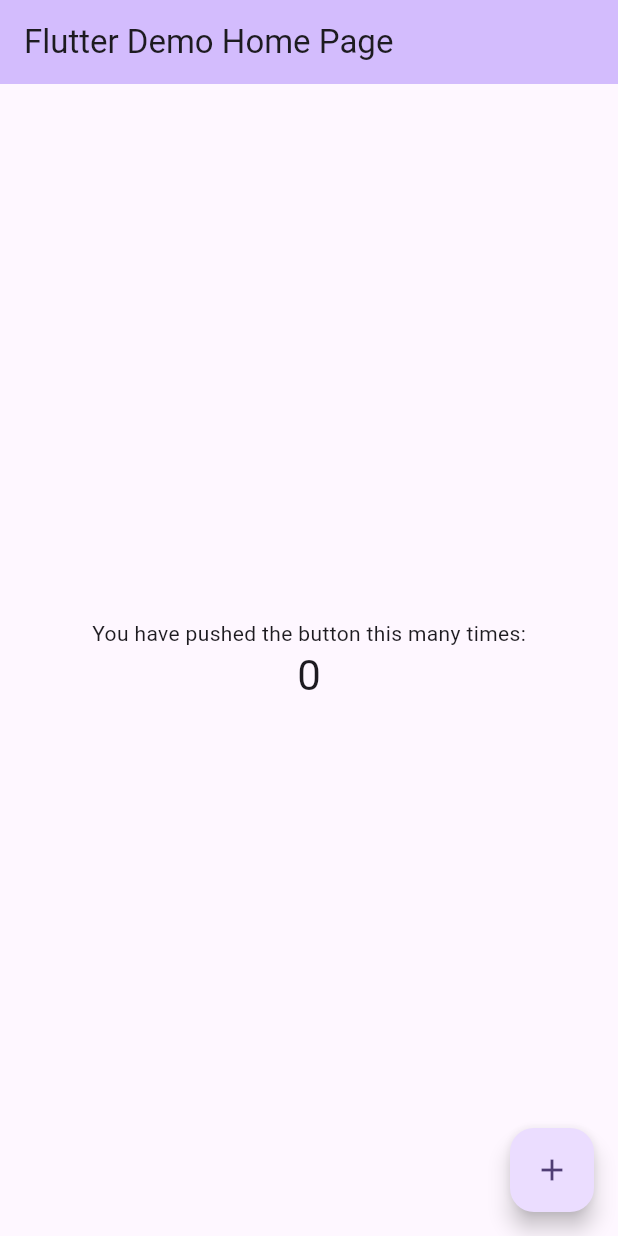
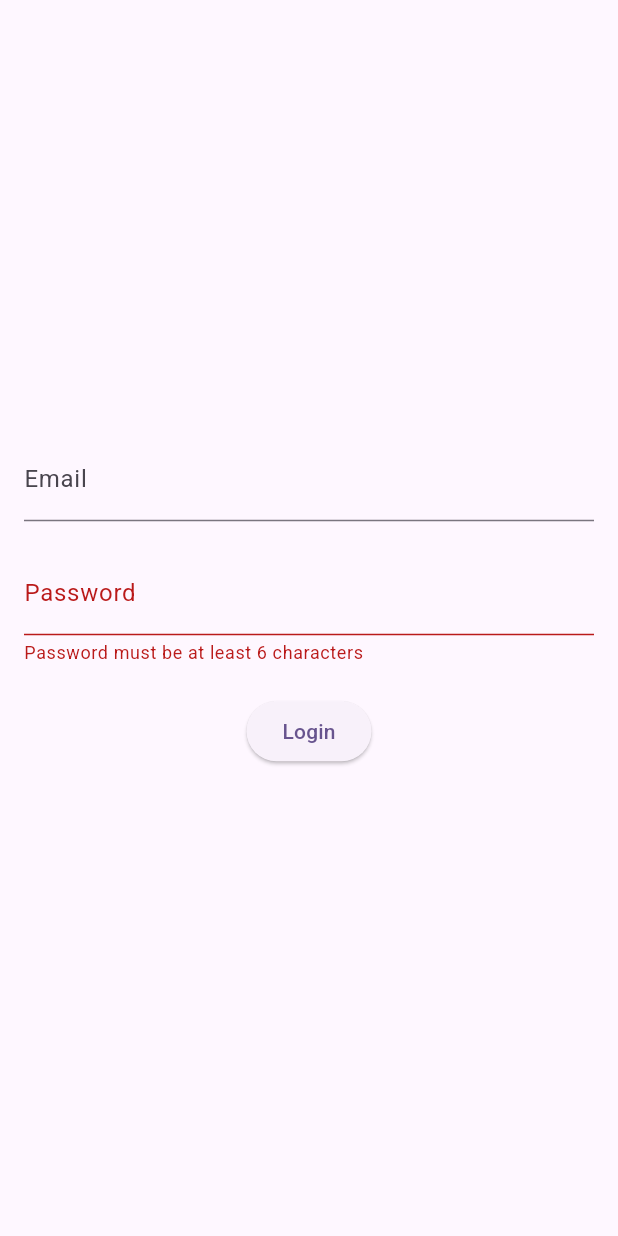
Before and after one commit to JanrayCausaren/chat-application, a Flutter app: the screen it shows after launch, on a phone screen of 412 x 824 dp. Run offline on Flutter 3.47's test engine with Material 3 defaults, Android fonts, the phone set to English and light mode, and no system bars.

Commit message:
added fonts, explore auth

```diff
--- /dev/null
+++ b/devtools_options.yaml
@@ -0,0 +1,3 @@
+description: This file stores settings for Dart & Flutter DevTools.
+documentation: https://docs.flutter.dev/tools/devtools/extensions#configure-extension-enablement-states
+extensions:
--- a/lib/app.dart
+++ b/lib/app.dart
@@ -0,0 +1,87 @@
+import 'package:chat_application/features/auth/view/login_view.dart';
+import 'package:flutter/material.dart';
+
+class MyApp extends StatelessWidget {
+  const MyApp({super.key});
+
+  // This widget is the root of your application.
+  @override
+  Widget build(BuildContext context) {
+    return MaterialApp(
+      title: 'Chat App',
+      debugShowCheckedModeBanner: false,
+      theme: ThemeData(
+        fontFamily: 'Roboto',
+        appBarTheme: AppBarTheme(
+          elevation: 0,
+          centerTitle: true,
+          backgroundColor: Colors.transparent,
+          // foregroundColor: colorScheme.onSurface,
+          titleTextStyle: TextStyle(
+            fontSize: 22,
+            fontWeight: FontWeight.w500,
+            // color: colorScheme.onSurface,
+          ),
+        ),
+        colorScheme: ColorScheme.fromSeed(seedColor: Colors.deepPurple),
+      ),
+      home: LoginView(),
+    );
+  }
+}
+
+
+class MyHomePage extends StatefulWidget {
+  const MyHomePage({super.key, required this.title});
+
+  final String title;
+
+  @override
+  State<MyHomePage> createState() => _MyHomePageState();
+}
+
+class _MyHomePageState extends State<MyHomePage> {
+  int _counter = 0;
+
+  void _incrementCounter() {
+    setState(() {
+      _counter++;
+    });
+  }
+
+  @override
+  Widget build(BuildContext context) {
+    return Scaffold(
+      appBar: AppBar(
+        backgroundColor: Theme.of(context).colorScheme.inversePrimary,
+
+        title: Text(widget.title),
+      ),
+      body: Center(
+        child: Column(
+          mainAxisAlignment: MainAxisAlignment.center,
+          children: <Widget>[
+            const Text(
+              'You have pushed the button this many times:',
+              style: TextStyle(fontSize: 28),
+            ),
+
+            Text(
+              '$_counter',
+              style: TextStyle(
+                fontFamily: 'Leckerli',
+                fontSize: 53,
+                fontWeight: FontWeight.w400,
+              ),
+            ),
+          ],
+        ),
+      ),
+      floatingActionButton: FloatingActionButton(
+        onPressed: _incrementCounter,
+        tooltip: 'Increment',
+        child: const Icon(Icons.add),
+      ),
+    );
+  }
+}
--- /dev/null
+++ b/lib/features/auth/model/user_model.dart
@@ -0,0 +1,6 @@
+class UserModel {
+  final String email;
+  final String password;
+
+  UserModel({required this.email, required this.password});
+}
--- /dev/null
+++ b/lib/features/auth/view/login_view.dart
@@ -0,0 +1,64 @@
+import 'package:chat_application/features/auth/view_model/auth_view_model.dart';
+import 'package:flutter/material.dart';
+import 'package:provider/provider.dart';
+
+class LoginView extends StatelessWidget {
+  LoginView({super.key});
+
+  final _emailController = TextEditingController();
+  final _passwordController = TextEditingController();
+
+  @override
+  Widget build(BuildContext context) {
+    print('jadkjfk');
+    return Scaffold(
+      body: SafeArea(
+        child: Padding(
+          padding: const EdgeInsets.symmetric(horizontal: 16.0),
+          child: Form(
+            child: Column(
+              mainAxisAlignment: MainAxisAlignment.center,
+              children: [
+                TextFormField(
+                  controller: _emailController,
+                  decoration: InputDecoration(labelText: 'Email'),
+                ),
+                SizedBox(height: 20),
+                PasswordTextField(passwordController: _passwordController),
+                SizedBox(height: 20),
+                ElevatedButton(onPressed: () {}, child: Text('Login')),
+                Text(''),
+              ],
+            ),
+          ),
+        ),
+      ),
+    );
+  }
+}
+
+
+class PasswordTextField extends StatelessWidget {
+  const PasswordTextField({
+    super.key,
+    required TextEditingController passwordController,
+  }) : _passwordController = passwordController;
+
+  final TextEditingController _passwordController;
+
+  @override
+  Widget build(BuildContext context) {
+    final auth = context.watch<AuthViewModel>();
+    return TextFormField(
+      controller: _passwordController,
+      onChanged: (value) => auth.validatePassword(value),
+      obscureText: true,
+      decoration: InputDecoration(
+        labelText: 'Password',
+        errorText: auth.passwordMessage.isNotEmpty
+            ? auth.passwordMessage
+            : null,
+      ),
+    );
+  }
+}
--- /dev/null
+++ b/lib/features/auth/view_model/auth_view_model.dart
@@ -0,0 +1,36 @@
+import 'package:chat_application/features/auth/model/user_model.dart';
+import 'package:flutter/material.dart';
+
+class AuthViewModel extends ChangeNotifier {
+
+  String _passwordMessage = 'Password must be at least 6 characters';
+  String get passwordMessage => _passwordMessage;
+
+  void validatePassword(String value) {
+    if (value.length < 6) {
+      _passwordMessage = 'Password must be at least 6 characters';
+    } else if (!RegExp(r'[!@#\$%^&*(),.?":{}|<>]').hasMatch(value)) {
+      _passwordMessage = 'Include at least one special character';
+    } else {
+      _passwordMessage = '✅ Password looks good!';
+    }
+    notifyListeners();
+  }
+
+  String? validateEmail(String email) {
+    if (email.isEmpty) return 'Email is required';
+    if (email.contains('@')) return 'Enter a valid email';
+    return null;
+  }
+
+  // String? validatePassword(String password) {
+  //   if (password.isEmpty) return 'password is required';
+  //   if (password.length < 6) return 'Password must be at least 6 characters';
+  //   return null;
+  // }
+
+  Future<bool> login(String email, String password) async {
+    UserModel user = UserModel(email: email, password: password);
+    return true;
+  }
+}
--- a/lib/main.dart
+++ b/lib/main.dart
@@ -1,122 +1,13 @@
+import 'package:chat_application/app.dart';
+import 'package:chat_application/features/auth/view_model/auth_view_model.dart';
 import 'package:flutter/material.dart';
+import 'package:provider/provider.dart';
 
 void main() {
-  runApp(const MyApp());
+  runApp(
+    MultiProvider(
+      providers: [ChangeNotifierProvider(create: (_) => AuthViewModel())],
+      child: const MyApp(),
+    ),
+  );
 }
-
-class MyApp extends StatelessWidget {
-  const MyApp({super.key});
-
-  // This widget is the root of your application.
-  @override
-  Widget build(BuildContext context) {
-    return MaterialApp(
-      title: 'Flutter Demo',
-      theme: ThemeData(
-        // This is the theme of your application.
-        //
-        // TRY THIS: Try running your application with "flutter run". You'll see
-        // the application has a purple toolbar. Then, without quitting the app,
-        // try changing the seedColor in the colorScheme below to Colors.green
-        // and then invoke "hot reload" (save your changes or press the "hot
-        // reload" button in a Flutter-supported IDE, or press "r" if you used
-        // the command line to start the app).
-        //
-        // Notice that the counter didn't reset back to zero; the application
-        // state is not lost during the reload. To reset the state, use hot
-        // restart instead.
-        //
-        // This works for code too, not just values: Most code changes can be
-        // tested with just a hot reload.
-        colorScheme: ColorScheme.fromSeed(seedColor: Colors.deepPurple),
-      ),
-      home: const MyHomePage(title: 'Flutter Demo Home Page'),
-    );
-  }
-}
-
-class MyHomePage extends StatefulWidget {
-  const MyHomePage({super.key, required this.title});
-
-  // This widget is the home page of your application. It is stateful, meaning
-  // that it has a State object (defined below) that contains fields that affect
-  // how it looks.
-
-  // This class is the configuration for the state. It holds the values (in this
-  // case the title) provided by the parent (in this case the App widget) and
-  // used by the build method of the State. Fields in a Widget subclass are
-  // always marked "final".
-
-  final String title;
-
-  @override
-  State<MyHomePage> createState() => _MyHomePageState();
-}
-
-class _MyHomePageState extends State<MyHomePage> {
-  int _counter = 0;
-
-  void _incrementCounter() {
-    setState(() {
-      // This call to setState tells the Flutter framework that something has
-      // changed in this State, which causes it to rerun the build method below
-      // so that the display can reflect the updated values. If we changed
-      // _counter without calling setState(), then the build method would not be
-      // called again, and so nothing would appear to happen.
-      _counter++;
-    });
-  }
-
-  @override
-  Widget build(BuildContext context) {
-    // This method is rerun every time setState is called, for instance as done
-    // by the _incrementCounter method above.
-    //
-    // The Flutter framework has been optimized to make rerunning build methods
-    // fast, so that you can just rebuild anything that needs updating rather
-    // than having to individually change instances of widgets.
-    return Scaffold(
-      appBar: AppBar(
-        // TRY THIS: Try changing the color here to a specific color (to
-        // Colors.amber, perhaps?) and trigger a hot reload to see the AppBar
-        // change color while the other colors stay the same.
-        backgroundColor: Theme.of(context).colorScheme.inversePrimary,
-        // Here we take the value from the MyHomePage object that was created by
-        // the App.build method, and use it to set our appbar title.
-        title: Text(widget.title),
-      ),
-      body: Center(
-        // Center is a layout widget. It takes a single child and positions it
-        // in the middle of the parent.
-        child: Column(
-          // Column is also a layout widget. It takes a list of children and
-          // arranges them vertically. By default, it sizes itself to fit its
-          // children horizontally, and tries to be as tall as its parent.
-          //
-          // Column has various properties to control how it sizes itself and
-          // how it positions its children. Here we use mainAxisAlignment to
-          // center the children vertically; the main axis here is the vertical
-          // axis because Columns are vertical (the cross axis would be
-          // horizontal).
-          //
-          // TRY THIS: Invoke "debug painting" (choose the "Toggle Debug Paint"
-          // action in the IDE, or press "p" in the console), to see the
-          // wireframe for each widget.
-          mainAxisAlignment: MainAxisAlignment.center,
-          children: <Widget>[
-            const Text('You have pushed the button this many times:'),
-            Text(
-              '$_counter',
-              style: Theme.of(context).textTheme.headlineMedium,
-            ),
-          ],
-        ),
-      ),
-      floatingActionButton: FloatingActionButton(
-        onPressed: _incrementCounter,
-        tooltip: 'Increment',
-        child: const Icon(Icons.add),
-      ), // This trailing comma makes auto-formatting nicer for build methods.
-    );
-  }
-}
```
Also changed, not shown: pubspec.yaml (+15 -11 lines), assets/fonts/leckerli/LeckerliOne-Regular.ttf (added), assets/fonts/roboto/Roboto-Bold.ttf (added), assets/fonts/roboto/Roboto-Italic.ttf (added), assets/fonts/roboto/Roboto-Medium.ttf (added), assets/fonts/roboto/Roboto-Regular.ttf (added), assets/fonts/roboto/Roboto-SemiBold.ttf (added), pubspec.lock, 3 other files.
